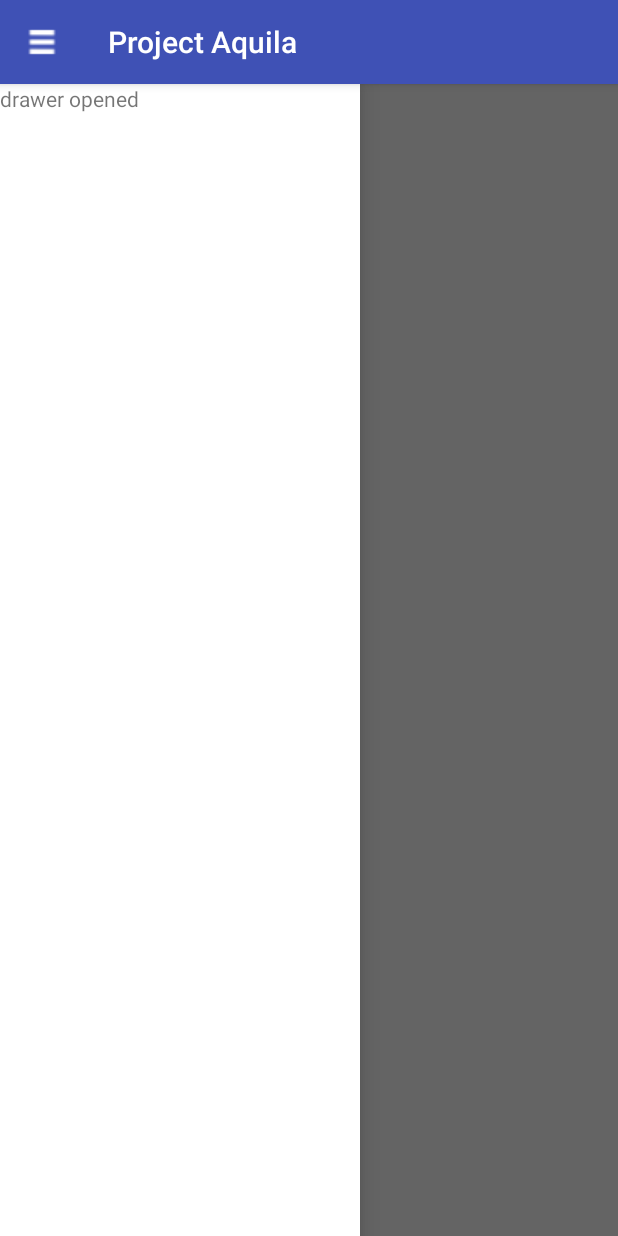
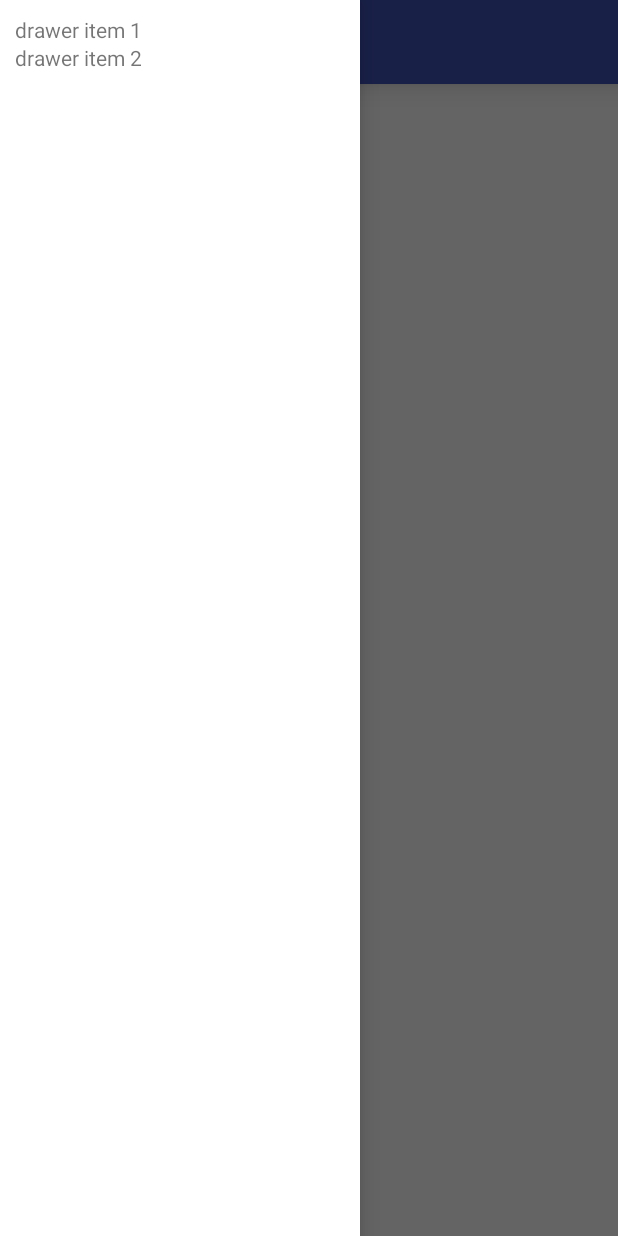
Before and after one commit to ctjong/aquila, an Android app: the screen it shows after launch (MainActivity), with the side drawer open, on a phone screen of 412 x 824 dp. Run offline under Robolectric (Android 15) with nearby library versions, the phone set to English and light mode, and no system bars.

Commit message:
drawer prototype 3

```diff
--- a/app/src/main/java/com/projectaquila/MainActivity.java
+++ b/app/src/main/java/com/projectaquila/MainActivity.java
@@ -1,8 +1,8 @@
 package com.projectaquila;
 
-import android.support.v7.app.ActionBar;
 import android.support.v7.app.AppCompatActivity;
 import android.os.Bundle;
+import android.support.v7.widget.Toolbar;
 import android.view.Menu;
 import android.view.MenuInflater;
 import android.view.MenuItem;
@@ -13,9 +13,9 @@ import android.widget.ArrayAdapter;
 import android.widget.ListView;
 
 public class MainActivity extends AppCompatActivity {
-    private ActionBar mActionBar;
+    private Toolbar mToolBar;
     private DrawerLayout mDrawerLayout;
-    private ListView mDrawerList;
+    private ListView mDrawer;
     private ActionBarDrawerToggle mDrawerToggle;
 
     @Override
@@ -23,14 +23,17 @@ public class MainActivity extends AppCompatActivity {
         super.onCreate(savedInstanceState);
         setContentView(R.layout.activity_main);
 
-        mActionBar = getSupportActionBar();
-        if(mActionBar == null) return;
-        mActionBar.setDisplayHomeAsUpEnabled(true);
-        mActionBar.setHomeAsUpIndicator(R.drawable.ic_drawer);
+        mToolBar = (Toolbar) findViewById(R.id.toolbar);
+        if(mToolBar == null) return;
+        setSupportActionBar(mToolBar);
+        mToolBar.setNavigationIcon(R.drawable.ic_drawer);
+
+        //mToolBar.setDisplayHomeAsUpEnabled(true);
+        //mToolBar.setHomeAsUpIndicator(R.drawable.ic_drawer);
 
         mDrawerLayout = (DrawerLayout) findViewById(R.id.drawer_layout);
-        mDrawerList = (ListView) findViewById(R.id.left_drawer);
-        mDrawerList.setAdapter(new ArrayAdapter<>(this, R.layout.widget_left_drawer, new String[]{"drawer opened"}));
+        mDrawer = (ListView) findViewById(R.id.drawer);
+        mDrawer.setAdapter(new ArrayAdapter<>(this, R.layout.widget_drawer, new String[] {"drawer item 1", "drawer item 2"}));
 
         mDrawerToggle = new CustomDrawerToggle();
         mDrawerLayout.addDrawerListener(mDrawerToggle);
@@ -47,7 +50,7 @@ public class MainActivity extends AppCompatActivity {
     @Override
     public boolean onPrepareOptionsMenu(Menu menu) {
         // If the nav drawer is open, hide action items related to the content view
-        boolean drawerOpen = mDrawerLayout.isDrawerOpen(mDrawerList);
+        boolean drawerOpen = mDrawerLayout.isDrawerOpen(mDrawer);
         MenuItem menuItem = menu.findItem(R.id.content_frame);
         if(menuItem != null) menuItem.setVisible(!drawerOpen);
         return super.onPrepareOptionsMenu(menu);
@@ -60,7 +63,7 @@ public class MainActivity extends AppCompatActivity {
 
     private class CustomDrawerToggle extends ActionBarDrawerToggle{
         public CustomDrawerToggle() {
-            super(MainActivity.this, mDrawerLayout, R.string.drawer_open, R.string.drawer_close);
+            super(MainActivity.this, mDrawerLayout, mToolBar, R.string.drawer_open, R.string.drawer_close);
         }
 
         public void onDrawerClosed(View view) {
--- a/app/src/main/res/layout/activity_main.xml
+++ b/app/src/main/res/layout/activity_main.xml
@@ -4,26 +4,41 @@
     android:layout_width="match_parent"
     android:layout_height="match_parent">
 
-    <FrameLayout
+    <LinearLayout
         android:layout_width="match_parent"
         android:layout_height="match_parent"
-        android:layout_centerHorizontal="true"
-        android:id="@+id/content_frame">
-        <TextView
+        android:orientation="vertical">
+
+        <android.support.v7.widget.Toolbar
+            android:id="@+id/toolbar"
+            android:layout_height="wrap_content"
+            android:layout_width="match_parent"
+            android:minHeight="?attr/actionBarSize"
+            android:elevation="10dp"
+            android:theme="@style/ToolBarStyle"/>
+
+        <FrameLayout
             android:layout_width="match_parent"
             android:layout_height="match_parent"
-            android:text="drawer closed" />
-    </FrameLayout>
+            android:padding="10dp"
+            android:id="@+id/content_frame">
+            <TextView
+                android:layout_width="match_parent"
+                android:layout_height="match_parent"
+                android:text="content frame"/>
+        </FrameLayout>
+
+    </LinearLayout>
 
     <ListView
-        android:id="@+id/left_drawer"
+        android:id="@+id/drawer"
         android:layout_width="240dp"
         android:layout_height="match_parent"
         android:layout_gravity="start"
         android:choiceMode="singleChoice"
         android:divider="@android:color/transparent"
         android:dividerHeight="0dp"
-        android:background="#ffffff">
-    </ListView>
+        android:padding="10dp"
+        android:background="#ffffff"/>
 
 </android.support.v4.widget.DrawerLayout>
--- a/app/src/main/res/layout/widget_left_drawer.xml
+++ b/app/src/main/res/layout/widget_drawer.xml
@@ -1,5 +1,4 @@
 <TextView
     xmlns:android="http://schemas.android.com/apk/res/android"
     android:layout_width="match_parent"
-    android:layout_height="match_parent"
-    android:text="drawer opened" />
+    android:layout_height="match_parent" />
--- a/app/src/main/res/values/styles.xml
+++ b/app/src/main/res/values/styles.xml
@@ -1,10 +1,14 @@
 <resources xmlns:tools="http://schemas.android.com/tools">
 
     <!-- Base application theme. -->
-    <style name="AppTheme" parent="Theme.AppCompat.Light.DarkActionBar">
+    <style name="AppTheme" parent="Theme.AppCompat.Light.NoActionBar">
         <item name="colorPrimary">@color/colorPrimary</item>
         <item name="colorPrimaryDark">@color/colorPrimaryDark</item>
         <item name="colorAccent">@color/colorAccent</item>
     </style>
+    <style name="ToolBarStyle" parent="Theme.AppCompat.Light.DarkActionBar">
+        <item name="android:background">@color/colorPrimary</item>
+        <item name="android:textColorPrimary">@color/colorAccent</item>
+    </style>
 
 </resources>
```
